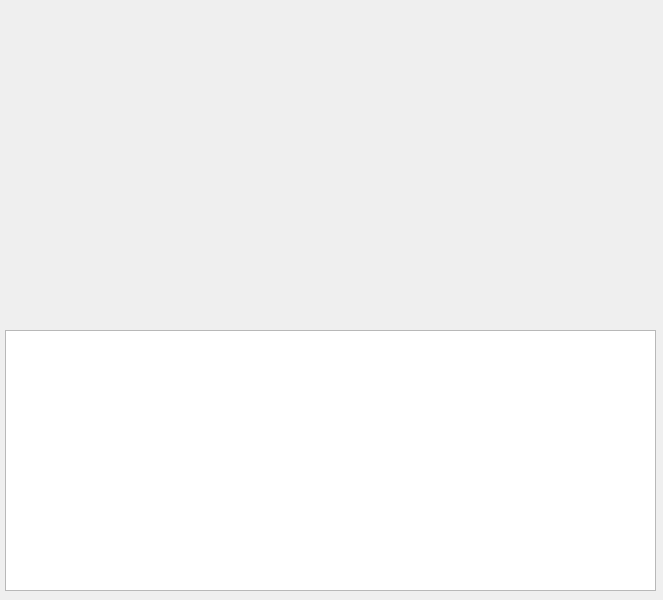
The window that FireBolt/fireBolt.ui (shashi28/nuts) describes before a commit, drawn with Qt 5.
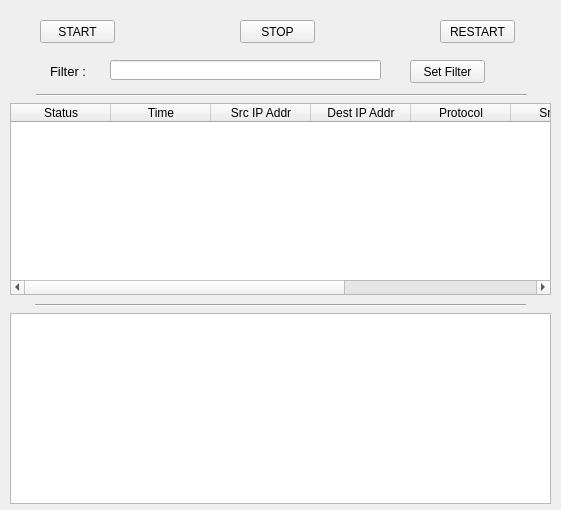
The same window after the commit.

Diff of the .ui file:
```diff
--- a/FireBolt/fireBolt.ui
+++ b/FireBolt/fireBolt.ui
@@ -6,22 +6,201 @@
    <rect>
     <x>0</x>
     <y>0</y>
-    <width>663</width>
-    <height>600</height>
+    <width>561</width>
+    <height>510</height>
    </rect>
   </property>
   <property name="windowTitle">
    <string>MainWindow</string>
   </property>
   <widget class="QWidget" name="centralwidget">
+   <widget class="QLabel" name="label">
+    <property name="geometry">
+     <rect>
+      <x>50</x>
+      <y>63</y>
+      <width>41</width>
+      <height>16</height>
+     </rect>
+    </property>
+    <property name="font">
+     <font>
+      <pointsize>10</pointsize>
+     </font>
+    </property>
+    <property name="text">
+     <string>Filter :</string>
+    </property>
+    <property name="buddy">
+     <cstring>lineEdit</cstring>
+    </property>
+   </widget>
+   <widget class="QLineEdit" name="lineEdit">
+    <property name="geometry">
+     <rect>
+      <x>110</x>
+      <y>60</y>
+      <width>271</width>
+      <height>20</height>
+     </rect>
+    </property>
+   </widget>
+   <widget class="QPushButton" name="startBtn">
+    <property name="geometry">
+     <rect>
+      <x>40</x>
+      <y>20</y>
+      <width>75</width>
+      <height>23</height>
+     </rect>
+    </property>
+    <property name="text">
+     <string>START</string>
+    </property>
+   </widget>
+   <widget class="QPushButton" name="stopBtn">
+    <property name="geometry">
+     <rect>
+      <x>240</x>
+      <y>20</y>
+      <width>75</width>
+      <height>23</height>
+     </rect>
+    </property>
+    <property name="text">
+     <string>STOP</string>
+    </property>
+   </widget>
+   <widget class="QPushButton" name="restartBtn">
+    <property name="geometry">
+     <rect>
+      <x>440</x>
+      <y>20</y>
+      <width>75</width>
+      <height>23</height>
+     </rect>
+    </property>
+    <property name="text">
+     <string>RESTART</string>
+    </property>
+   </widget>
+   <widget class="QPushButton" name="filterBtn">
+    <property name="geometry">
+     <rect>
+      <x>410</x>
+      <y>60</y>
+      <width>75</width>
+      <height>23</height>
+     </rect>
+    </property>
+    <property name="text">
+     <string>Set Filter</string>
+    </property>
+   </widget>
    <widget class="QTableWidget" name="tableWidget">
     <property name="geometry">
      <rect>
-      <x>5</x>
-      <y>330</y>
-      <width>651</width>
-      <height>261</height>
+      <x>10</x>
+      <y>103</y>
+      <width>541</width>
+      <height>192</height>
      </rect>
+    </property>
+    <property name="editTriggers">
+     <set>QAbstractItemView::NoEditTriggers</set>
+    </property>
+    <property name="selectionMode">
+     <enum>QAbstractItemView::SingleSelection</enum>
+    </property>
+    <property name="selectionBehavior">
+     <enum>QAbstractItemView::SelectRows</enum>
+    </property>
+    <attribute name="horizontalHeaderStretchLastSection">
+     <bool>true</bool>
+    </attribute>
+    <column>
+     <property name="text">
+      <string>Status</string>
+     </property>
+    </column>
+    <column>
+     <property name="text">
+      <string>Time</string>
+     </property>
+    </column>
+    <column>
+     <property name="text">
+      <string>Src IP Addr</string>
+     </property>
+    </column>
+    <column>
+     <property name="text">
+      <string>Dest IP Addr</string>
+     </property>
+    </column>
+    <column>
+     <property name="text">
+      <string>Protocol</string>
+     </property>
+    </column>
+    <column>
+     <property name="text">
+      <string>Src Port</string>
+     </property>
+    </column>
+    <column>
+     <property name="text">
+      <string>Dst Port</string>
+     </property>
+    </column>
+    <column>
+     <property name="text">
+      <string>Full Packet</string>
+     </property>
+    </column>
+   </widget>
+   <widget class="QPlainTextEdit" name="plainTextEdit">
+    <property name="geometry">
+     <rect>
+      <x>10</x>
+      <y>313</y>
+      <width>541</width>
+      <height>191</height>
+     </rect>
+    </property>
+    <property name="font">
+     <font>
+      <pointsize>9</pointsize>
+     </font>
+    </property>
+    <property name="readOnly">
+     <bool>true</bool>
+    </property>
+   </widget>
+   <widget class="Line" name="line">
+    <property name="geometry">
+     <rect>
+      <x>36</x>
+      <y>80</y>
+      <width>491</width>
+      <height>31</height>
+     </rect>
+    </property>
+    <property name="orientation">
+     <enum>Qt::Horizontal</enum>
+    </property>
+   </widget>
+   <widget class="Line" name="line_2">
+    <property name="geometry">
+     <rect>
+      <x>35</x>
+      <y>290</y>
+      <width>491</width>
+      <height>31</height>
+     </rect>
+    </property>
+    <property name="orientation">
+     <enum>Qt::Horizontal</enum>
     </property>
    </widget>
   </widget>
```
Left out of the diff: 11 changed lines with no effect on the pictures.
